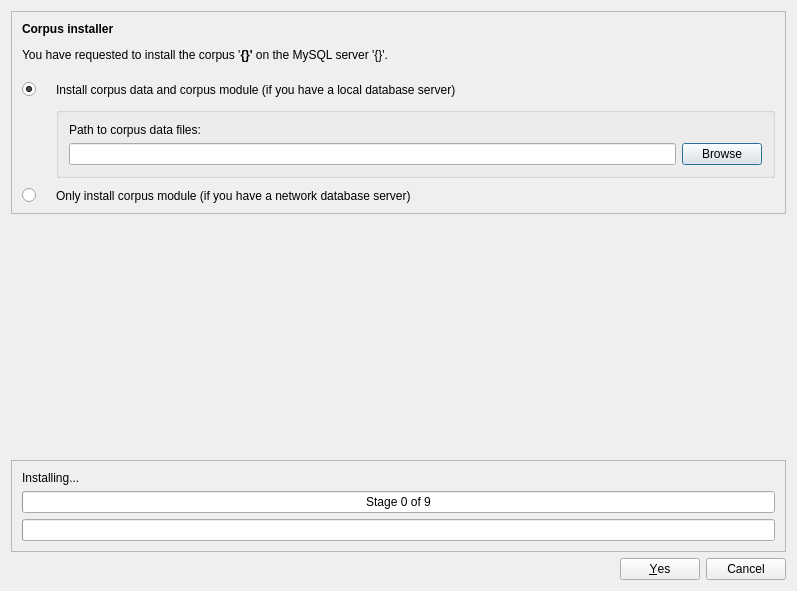
gkunter/coquery, file coquery/gui/corpusInstaller.ui: the form before one commit.
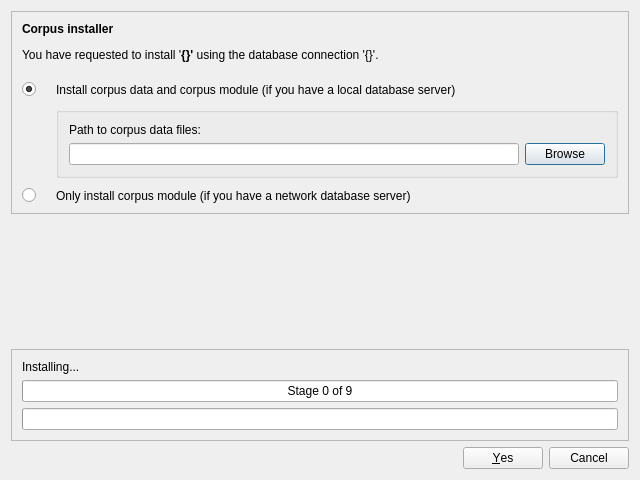
The form after the commit. Icons and pictures are not drawn.

Commit message: Change defailt size

```diff
--- a/coquery/gui/corpusInstaller.ui
+++ b/coquery/gui/corpusInstaller.ui
@@ -6,8 +6,8 @@
    <rect>
     <x>0</x>
     <y>0</y>
-    <width>797</width>
-    <height>591</height>
+    <width>640</width>
+    <height>480</height>
    </rect>
   </property>
   <property name="sizePolicy">
@@ -47,7 +47,7 @@
       <item>
        <widget class="QLabel" name="corpus_description">
         <property name="text">
-         <string>&lt;html&gt;&lt;head/&gt;&lt;body&gt;&lt;p&gt;&lt;span style=&quot; font-weight:600;&quot;&gt;Corpus installer&lt;/span&gt;&lt;/p&gt;&lt;p&gt;You have requested to install the corpus '&lt;span style=&quot; font-weight:600;&quot;&gt;{}'&lt;/span&gt; on the MySQL server '{}'.&lt;/p&gt;&lt;/body&gt;&lt;/html&gt;</string>
+         <string>&lt;html&gt;&lt;head/&gt;&lt;body&gt;&lt;p&gt;&lt;span style=&quot; font-weight:600;&quot;&gt;Corpus installer&lt;/span&gt;&lt;/p&gt;&lt;p&gt;You have requested to install '&lt;span style=&quot; font-weight:600;&quot;&gt;{}'&lt;/span&gt; using the database connection '{}'.&lt;/p&gt;&lt;/body&gt;&lt;/html&gt;</string>
         </property>
         <property name="wordWrap">
          <bool>true</bool>
```
The commit also changes 1 other file.
